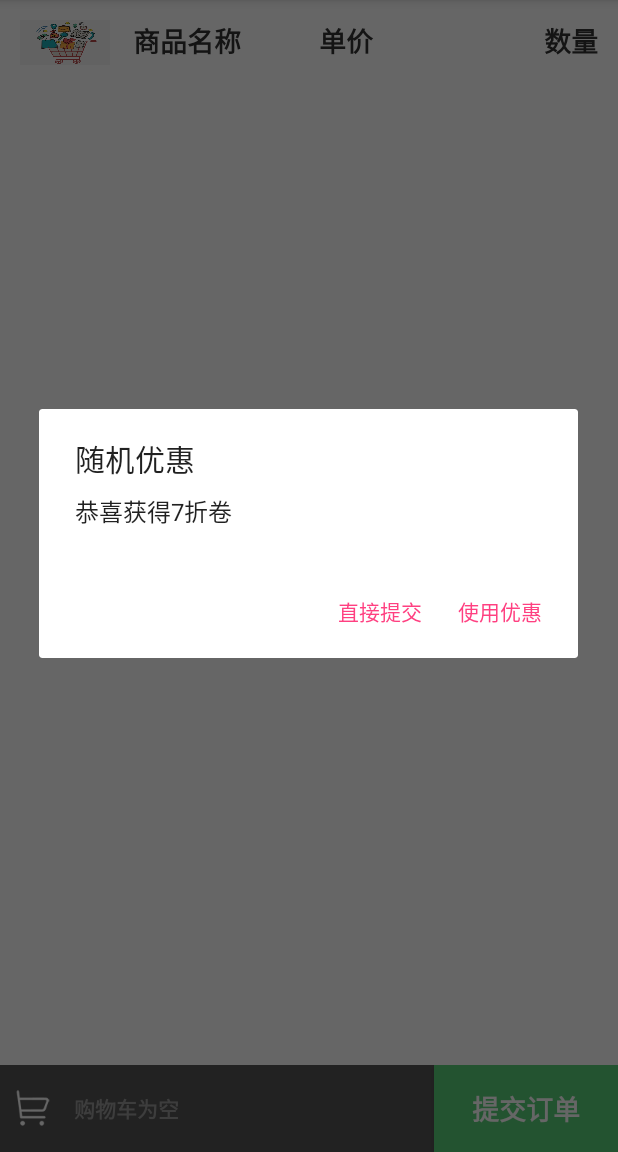
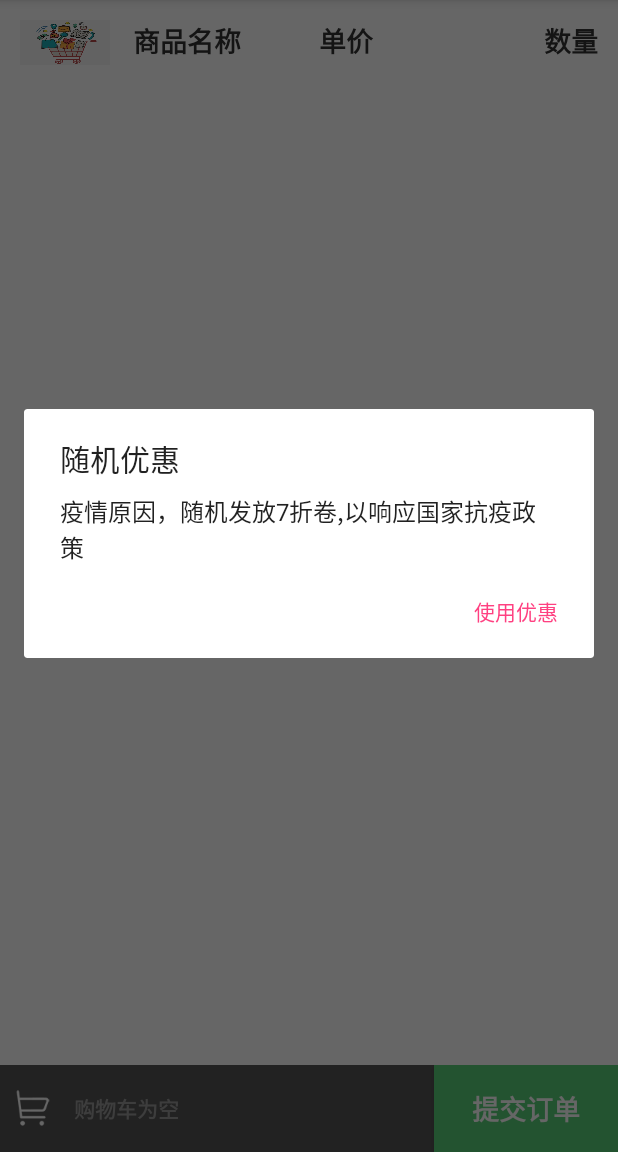
Before and after one commit to Schiz0mania/Android-OrderingApp, an Android app: the BillActivity screen opened directly, with no data from a screen before it, after a tap on "提交订单", on a phone screen of 412 x 824 dp, the part 84-1236 px from its top. Run offline under Robolectric (Android 15) with nearby library versions, the phone set to English and light mode, and no system bars; our stand-ins replace EventBus.

Commit message:
结束修改

```diff
--- a/app/src/main/java/com/example/xyz/orderingapp/BillActivity.java
+++ b/app/src/main/java/com/example/xyz/orderingapp/BillActivity.java
@@ -131,7 +131,7 @@ public class BillActivity extends BaseActivity {
                 final int b = random.nextInt(9) % (5) + 5;//5-9折
                 AlertDialog.Builder builder = new AlertDialog.Builder(BillActivity.this);
                 builder.setTitle("随机优惠");
-                String s = "恭喜获得" + b + "折卷";
+                String s = "疫情原因，随机发放" + b + "折卷,以响应国家抗疫政策";
                 builder.setMessage(s);
 
                 builder.setPositiveButton("使用优惠", new DialogInterface.OnClickListener() {
@@ -142,16 +142,6 @@ public class BillActivity extends BaseActivity {
                         Output.setVisibility(View.VISIBLE);
                         Output.setText("总价：¥" + (Double.valueOf(discount * b) / 10));
                        // checkoutBtn.setText("已提交");
-                    }
-                });
-                builder.setNegativeButton("直接提交", new DialogInterface.OnClickListener() {
-
-                    @Override
-                    public void onClick(DialogInterface arg0, int arg1) {
-                        Toast.makeText(BillActivity.this, "未使用优惠", Toast.LENGTH_SHORT).show();
-                        Output.setVisibility(View.VISIBLE);
-                        Output.setText("总价：¥"+ discount);
-                        //  checkoutBtn.setText("已提交");
                     }
                 });
                 AlertDialog alert = builder.create();
```
Also changed, not shown: 8 other files.
